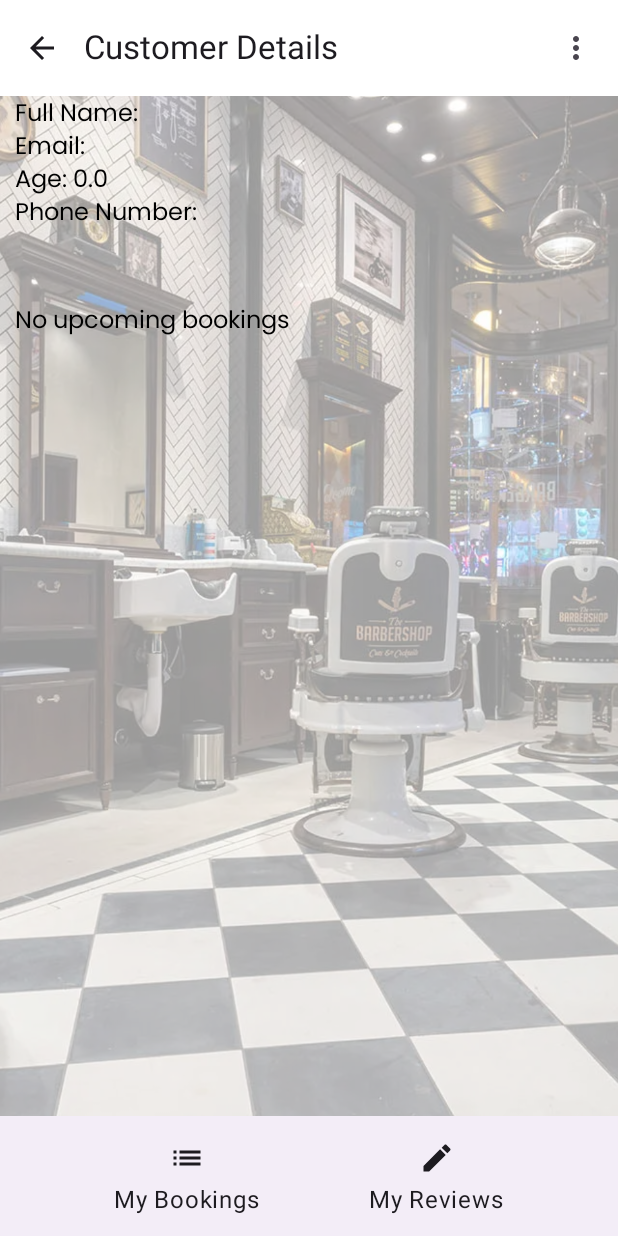
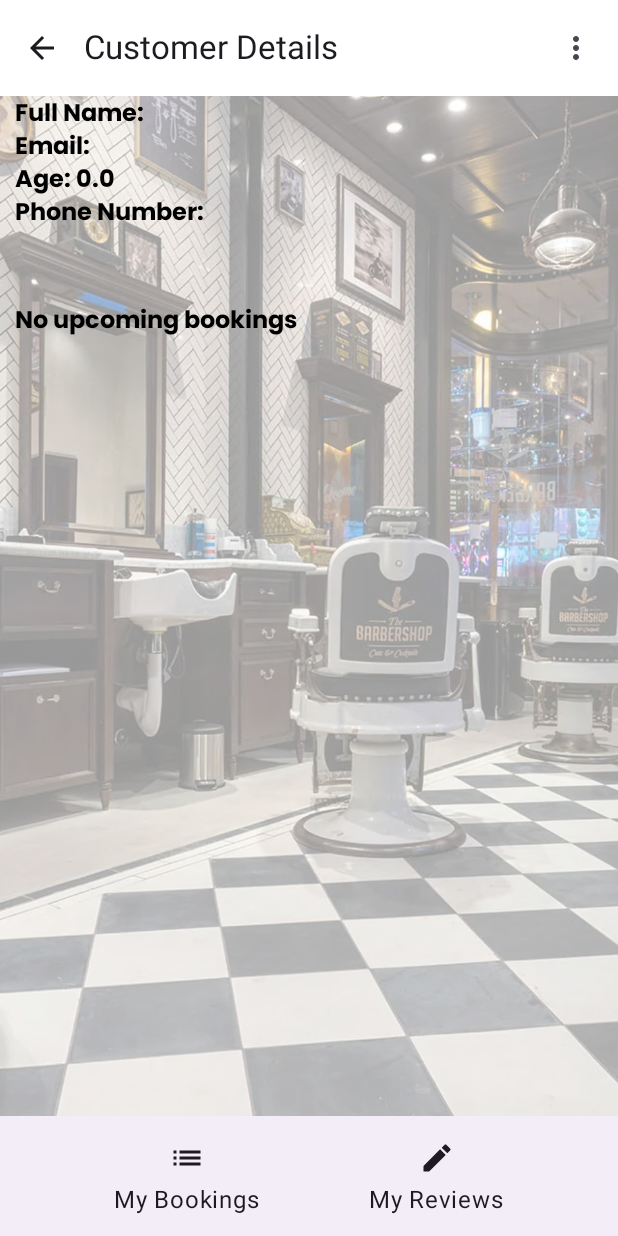
Before and after one commit to orben22/HairBookFront, an Android app built with Jetpack Compose: the CustomerDetailsScreen screen opened through its navigation route, on a phone screen of 412 x 824 dp. Run offline under Robolectric (Android 15) with nearby library versions, the phone set to English and light mode, and no system bars; our stand-ins replace Dagger/Hilt's generated code, Timber, accompanist.

Commit message:
Graphics improvements

```diff
--- a/app/src/main/java/com/example/hairbookfront/ui/common/BottomAppBarComponent.kt
+++ b/app/src/main/java/com/example/hairbookfront/ui/common/BottomAppBarComponent.kt
@@ -21,6 +21,7 @@ import androidx.compose.material3.TooltipDefaults
 import androidx.compose.runtime.Composable
 import androidx.compose.ui.Alignment
 import androidx.compose.ui.Modifier
+import androidx.compose.ui.draw.alpha
 import androidx.compose.ui.graphics.Color
 import androidx.compose.ui.graphics.vector.ImageVector
 import androidx.compose.ui.unit.dp
@@ -62,8 +63,8 @@ fun BottomAppBarComponent(
                 if (floatingIcon != null) {
                     FloatingActionButton(
                         onClick = onClickFloating,
-                        modifier = Modifier.padding(end = 10.dp),
-                        containerColor = Color(0xFF00B0FF),
+                        modifier = Modifier.padding(end = 10.dp).alpha(0.8f),
+                        containerColor = Color(0xFFF3CC90),
                     ) {
                         Icon(floatingIcon, null)
                     }
--- a/app/src/main/java/com/example/hairbookfront/ui/customer/customerDetails/CustomerDetailsPage.kt
+++ b/app/src/main/java/com/example/hairbookfront/ui/customer/customerDetails/CustomerDetailsPage.kt
@@ -19,6 +19,7 @@ import androidx.compose.ui.graphics.Color
 import androidx.compose.ui.graphics.asImageBitmap
 import androidx.compose.ui.layout.ContentScale
 import androidx.compose.ui.platform.LocalContext
+import androidx.compose.ui.text.font.FontWeight
 import androidx.compose.ui.unit.dp
 import androidx.core.graphics.drawable.toBitmap
 import androidx.hilt.navigation.compose.hiltViewModel
@@ -113,6 +114,7 @@ fun CustomerDetailsScreen(
                         .align(Alignment.Start),
 
                     text = "Full Name: $firstname $lastname",
+                    fontWeight = FontWeight.Bold,
                     style = MaterialTheme.typography.bodyMedium,
                     color = Color.Black
                 )
@@ -121,6 +123,7 @@ fun CustomerDetailsScreen(
                         .padding(start = 10.dp)
                         .align(Alignment.Start),
                     text = "Email: $email",
+                    fontWeight = FontWeight.Bold,
                     style = MaterialTheme.typography.bodyMedium,
                     color = Color.Black
 
@@ -131,6 +134,7 @@ fun CustomerDetailsScreen(
                         .padding(start = 10.dp)
                         .align(Alignment.Start),
                     text = "Age: $age",
+                    fontWeight = FontWeight.Bold,
                     style = MaterialTheme.typography.bodyMedium,
                     color = Color.Black
                 )
@@ -140,6 +144,7 @@ fun CustomerDetailsScreen(
                         .padding(start = 10.dp)
                         .align(Alignment.Start),
                     text = "Phone Number: $phoneNumber",
+                    fontWeight = FontWeight.Bold,
                     style = MaterialTheme.typography.bodyMedium,
                     color = Color.Black
                 )
@@ -152,6 +157,7 @@ fun CustomerDetailsScreen(
                             .padding(start = 10.dp)
                             .align(Alignment.CenterHorizontally),
                         text = "Upcoming Booking:",
+                        fontWeight = FontWeight.Bold,
                         style = MaterialTheme.typography.bodyMedium,
                         color = Color.Black
                     )
@@ -166,6 +172,7 @@ fun CustomerDetailsScreen(
                             .padding(start = 10.dp)
                             .align(Alignment.CenterHorizontally),
                         text = "No upcoming bookings",
+                        fontWeight = FontWeight.Bold,
                         style = MaterialTheme.typography.bodyMedium,
                         color = Color.Black
                     )
--- a/app/src/main/java/com/example/hairbookfront/ui/shared/viewShop/ViewShopScreen.kt
+++ b/app/src/main/java/com/example/hairbookfront/ui/shared/viewShop/ViewShopScreen.kt
@@ -152,7 +152,7 @@ fun ViewShopScreen(
                     style = MaterialTheme.typography.bodySmall
                 )
                 Spacer(modifier = Modifier.height(16.dp))
-                Text(text = barberShop.description, style = MaterialTheme.typography.bodySmall)
+                Text(text = barberShop.description, style = MaterialTheme.typography.bodyMedium, fontWeight = FontWeight.Bold)
                 Spacer(modifier = Modifier.height(16.dp))
                 Text(fontWeight = FontWeight.Bold,
                     text = "Phone Number: ${barberShop.phoneNumber}",
```
Also changed, not shown: app/src/main/java/com/example/hairbookfront/ui/common/BookingCardComponent.kt (+8 -7 lines).
